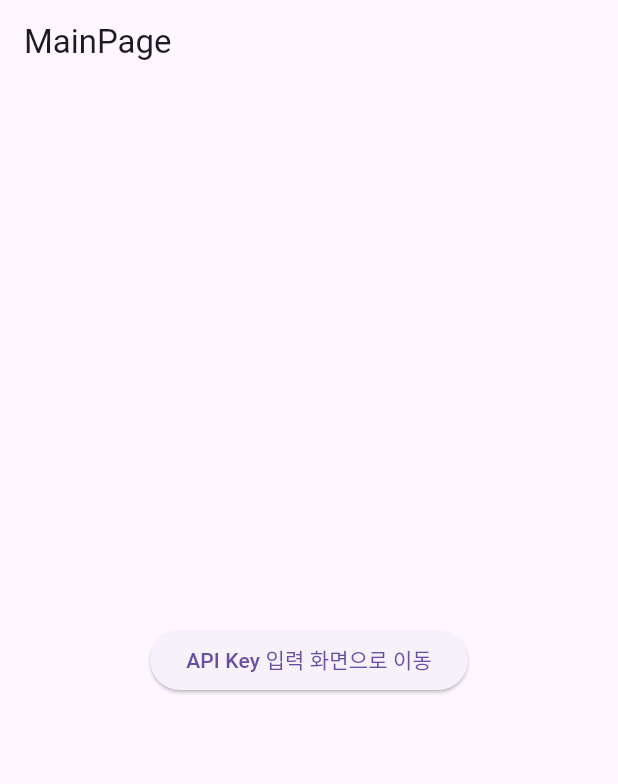
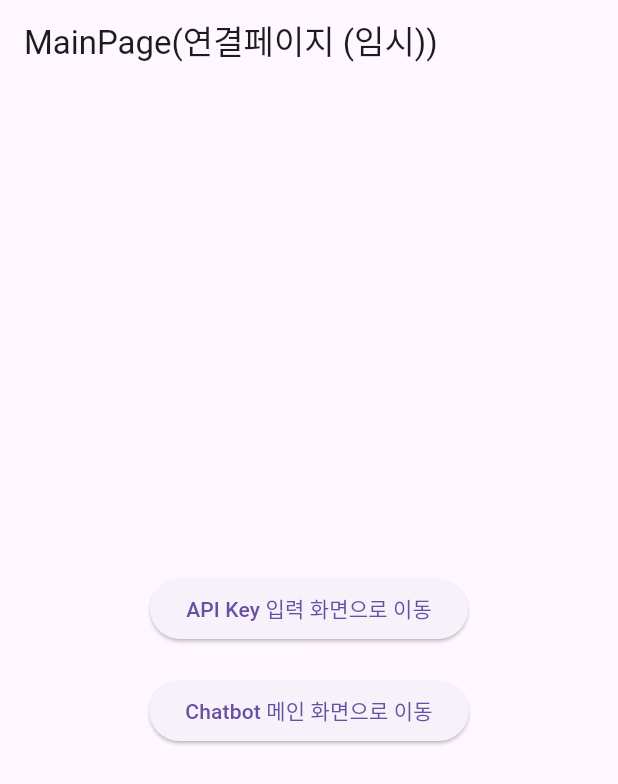
Before and after one commit to jimin0/Langchain-Sql-Chatbot-Web, a Flutter app: the screen it shows after launch, on a phone screen of 412 x 824 dp. Shown: the top 784 px of the screen. Run offline on Flutter 3.47's test engine with Material 3 defaults, Android fonts, the light colour scheme and no system bars.

Commit message:
Refactor: main.dart 코드 수정

```diff
--- a/lib/main.dart
+++ b/lib/main.dart
@@ -1,4 +1,5 @@
 import 'package:flutter/material.dart';
+import 'main_page.dart';
 import 'setting_page.dart';
 
 void main() {
@@ -21,22 +22,3 @@
     );
   }
 }
-
-class MainPage extends StatelessWidget {
-  @override
-  Widget build(BuildContext context) {
-    return Scaffold(
-      appBar: AppBar(
-        title: Text('MainPage'),
-      ),
-      body: Center(
-        child: ElevatedButton(
-          onPressed: () {
-            Navigator.pushNamed(context, '/setting');
-          },
-          child: Text('API Key 입력 화면으로 이동'),
-        ),
-      ),
-    );
-  }
-}
```
